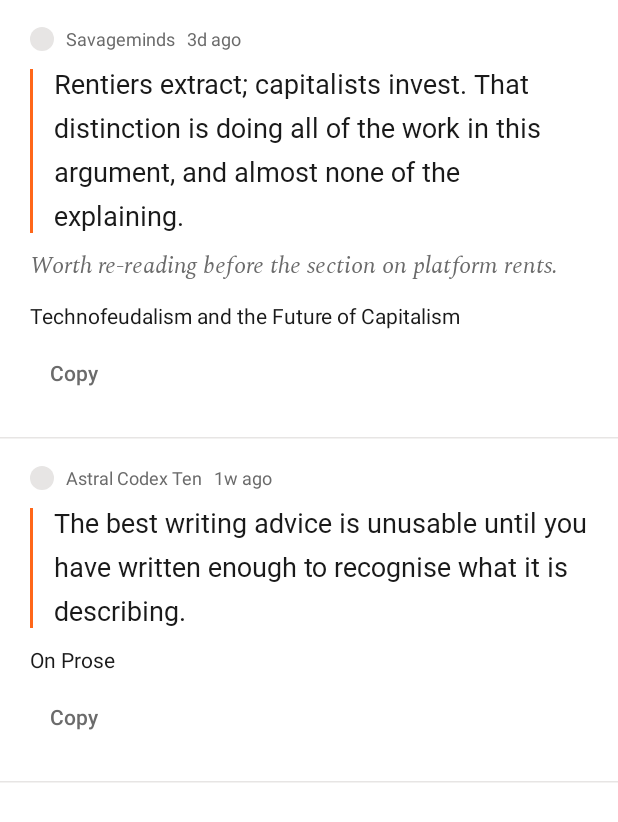
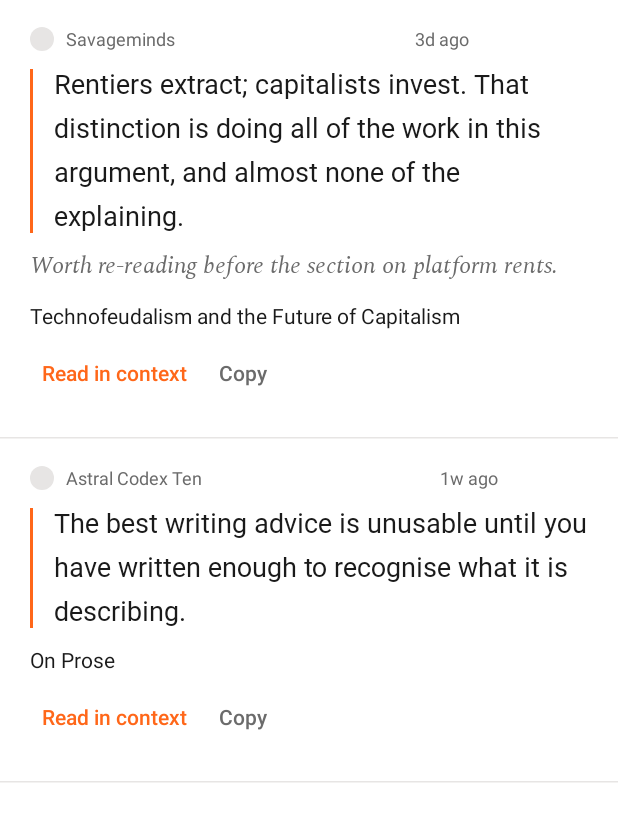
Before and after one commit to sakdittoeth/Snipnsave, an Android app built with Jetpack Compose: the @Preview function LibraryPreview, on a phone screen of 412 x 824 dp. Shown: the top 822 px of the screen. Run offline under Robolectric (Android 15) with nearby library versions, the phone set to English and light mode, and no system bars; our stand-ins replace Room's generated code; Roboto replaces fonts that are not available here.

```diff
--- a/android/app/build.gradle.kts
+++ b/android/app/build.gradle.kts
@@ -57,6 +57,8 @@ dependencies {
     implementation(libs.androidx.lifecycle.viewmodel.compose)
     implementation(libs.androidx.activity.compose)
 
+    implementation(libs.androidx.browser)
+
     implementation(libs.androidx.room.runtime)
     implementation(libs.androidx.room.ktx)
     ksp(libs.androidx.room.compiler)
--- a/android/app/src/main/java/app/snips/ui/LibraryScreen.kt
+++ b/android/app/src/main/java/app/snips/ui/LibraryScreen.kt
@@ -22,6 +22,7 @@ import app.snips.ui.theme.SnipTheme
 @Composable
 fun LibraryScreen(
     snips: List<Snip>,
+    onRead: (Snip) -> Unit,
     onCopy: (Snip) -> Unit,
     modifier: Modifier = Modifier,
 ) {
@@ -32,7 +33,7 @@ fun LibraryScreen(
 
     LazyColumn(modifier.fillMaxSize()) {
         items(snips, key = { it.id }) { snip ->
-            SnipCard(snip = snip, onCopy = { onCopy(snip) })
+            SnipCard(snip = snip, onRead = { onRead(snip) }, onCopy = { onCopy(snip) })
             // Hairlines, not elevation — §6.
             HorizontalDivider(color = SnipTheme.colors.hair)
         }
@@ -93,6 +94,7 @@ private fun LibraryPreview() {
                     savedAt = now - 86_400_000L * 12,
                 ),
             ),
+            onRead = {},
             onCopy = {},
         )
     }
--- a/android/app/src/main/java/app/snips/ui/SnipCard.kt
+++ b/android/app/src/main/java/app/snips/ui/SnipCard.kt
@@ -46,6 +46,7 @@ import app.snips.ui.theme.SnipTheme
 @Composable
 fun SnipCard(
     snip: Snip,
+    onRead: () -> Unit,
     onCopy: () -> Unit,
     modifier: Modifier = Modifier,
 ) {
@@ -71,6 +72,10 @@ fun SnipCard(
                 overflow = TextOverflow.Ellipsis,
                 modifier = Modifier.weight(1f, fill = false),
             )
+            // Pushes the timestamp to the right edge. Without it the two read
+            // as one phrase — "Savageminds Today" — rather than as a
+            // publication on one side and when you saved it on the other.
+            Spacer(Modifier.weight(1f))
             Spacer(Modifier.width(8.dp))
             Text(
                 text = relativeTime(snip.savedAt),
@@ -141,8 +146,19 @@ fun SnipCard(
         Spacer(Modifier.height(6.dp))
 
         // ---- actions ----
-        // "Read in context" arrives with Custom Tabs in step 4, delete in step 6.
+        // Delete arrives in step 6. "Read in context" is offered only when
+        // there is a link to follow — a snip saved without one is still worth
+        // keeping, but the action would do nothing.
         Row {
+            if (snip.url.isNotEmpty()) {
+                TextButton(onClick = onRead, contentPadding = ActionPadding) {
+                    Text(
+                        "Read in context",
+                        style = MaterialTheme.typography.labelLarge,
+                        color = colors.mark,
+                    )
+                }
+            }
             TextButton(onClick = onCopy, contentPadding = ActionPadding) {
                 Text("Copy", style = MaterialTheme.typography.labelLarge, color = colors.muted)
             }
@@ -167,6 +183,7 @@ private fun SnipCardPreview() {
                 title = "Technofeudalism and the Future of Capitalism",
                 savedAt = System.currentTimeMillis() - 86_400_000L * 3,
             ),
+            onRead = {},
             onCopy = {},
         )
     }
--- a/android/app/src/main/res/values/strings.xml
+++ b/android/app/src/main/res/values/strings.xml
@@ -4,4 +4,5 @@
     <string name="capture_label">Save snip</string>
     <string name="snip_saved">Snip saved</string>
     <string name="copied">Copied</string>
+    <string name="no_browser">No browser available to open this</string>
 </resources>
--- a/android/gradle/libs.versions.toml
+++ b/android/gradle/libs.versions.toml
@@ -10,7 +10,7 @@ composeBom = "2025.05.00"
 
 # Wired in as the build order reaches them — see HANDOVER.md §7.
 room = "2.7.1"
-browser = "1.8.0"       # step 4: Custom Tabs
+browser = "1.8.0"
 work = "2.10.1"         # step 5: metadata enrichment
 okhttp = "4.12.0"       # step 5
 jsoup = "1.20.1"        # step 5
```
Also changed, not shown: android/app/src/main/AndroidManifest.xml (+16 -0 lines), android/app/src/main/java/app/snips/MainActivity.kt (+13 -0 lines), android/app/src/main/java/app/snips/ui/ReadInContext.kt (added, +60 -0 lines), 2 other files.
